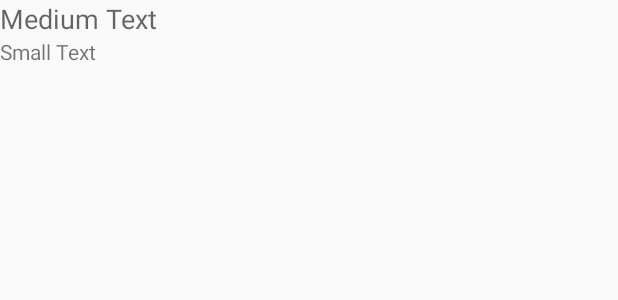
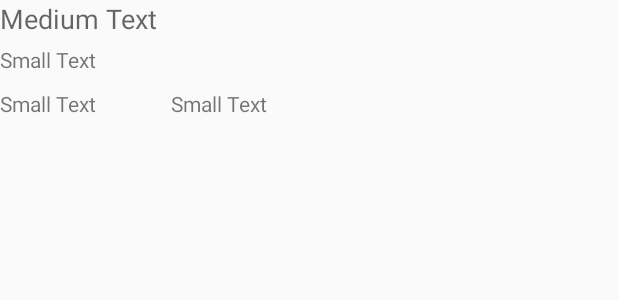
Before and after one commit to codyweis/iDea, an Android app: the layout activity_posts.xml on its own in the app's theme, with its tools: preview values and no code run, on a phone screen of 412 x 824 dp. Shown: the top 300 px of the screen. Run offline under Robolectric (Android 15) with nearby library versions, the phone set to English and light mode, and no system bars; network calls fail.

Commit message:
Added date and topic to posts

```diff
--- a/app/src/main/java/apps/luck3y/com/idea/Config.java
+++ b/app/src/main/java/apps/luck3y/com/idea/Config.java
@@ -31,6 +31,8 @@ public class Config {
     //variables for getposts
     public static final String post_content = "content";
     public static final String post_user = "user";
+    public static final String post_topic = "topic_title";
+    public static final String post_date = "post_date";
 
     //variables for getuserdata
     public static final String getUsername = "username";
--- a/app/src/main/res/layout/activity_posts.xml
+++ b/app/src/main/res/layout/activity_posts.xml
@@ -9,12 +9,36 @@
         android:layout_height="wrap_content"
         android:textAppearance="?android:attr/textAppearanceMedium"
         android:text="Medium Text"
-        android:id="@+id/content" />
+        android:id="@+id/topic"
+        android:layout_marginBottom="5dp" />
 
     <TextView
         android:layout_width="wrap_content"
         android:layout_height="wrap_content"
         android:textAppearance="?android:attr/textAppearanceSmall"
         android:text="Small Text"
-        android:id="@+id/user" />
+        android:id="@+id/content"
+        android:layout_marginBottom="10dp" />
+
+    <LinearLayout
+        android:orientation="horizontal"
+        android:layout_width="match_parent"
+        android:layout_height="match_parent">
+
+        <TextView
+            android:layout_width="wrap_content"
+            android:layout_height="wrap_content"
+            android:textAppearance="?android:attr/textAppearanceSmall"
+            android:text="Small Text"
+            android:id="@+id/user"
+            android:layout_marginRight="50dp" />
+
+        <TextView
+            android:layout_width="wrap_content"
+            android:layout_height="wrap_content"
+            android:textAppearance="?android:attr/textAppearanceSmall"
+            android:text="Small Text"
+            android:id="@+id/date" />
+    </LinearLayout>
+
 </LinearLayout>
```
Also changed, not shown: app/src/main/java/apps/luck3y/com/idea/DisplayPosts.java (+12 -10 lines), app/src/main/java/apps/luck3y/com/idea/Posts.java (+17 -3 lines).
